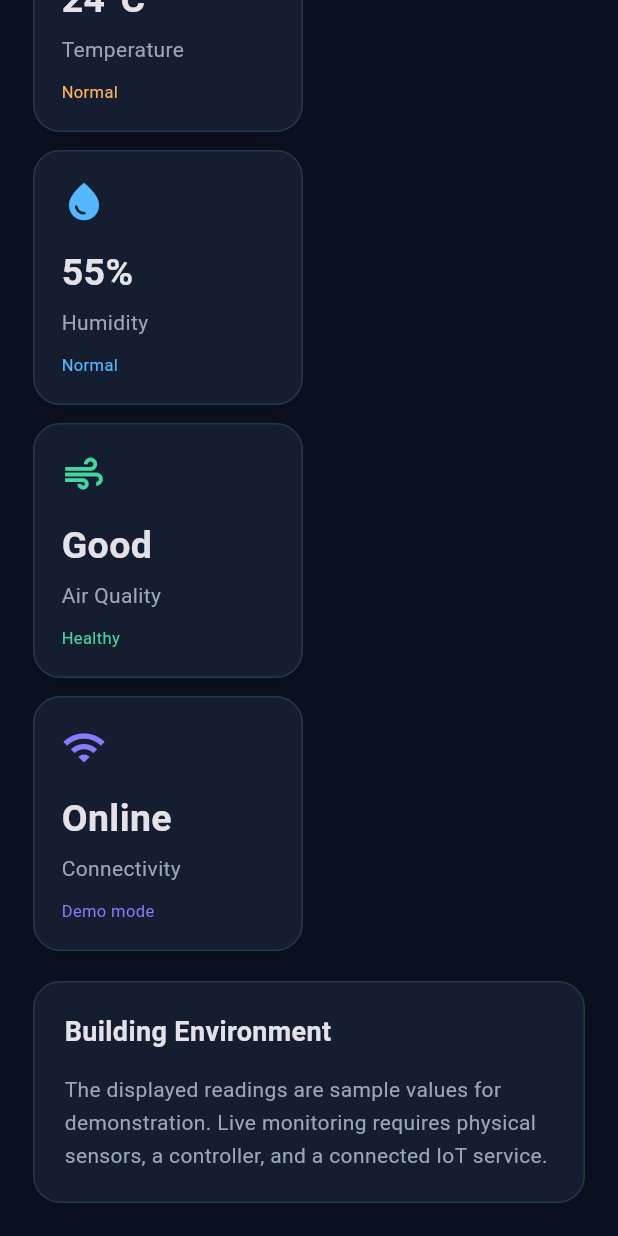
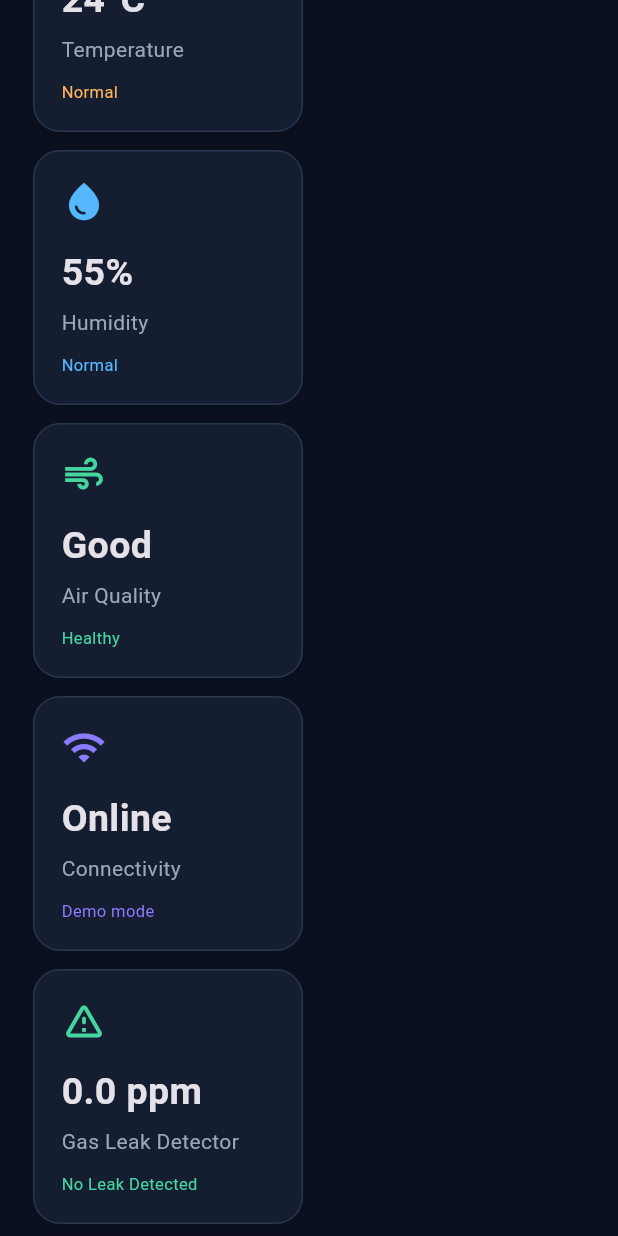
Before and after one commit to Nahid4169/Smart-Dormitory, a Flutter app: the MonitoringPage widget shown alone on an empty page, opened directly, scrolled down 186 dp, on a phone screen of 412 x 824 dp. Run offline on Flutter 3.47's test engine with Material 3 defaults, Android fonts, the phone set to English and light mode, and no system bars; our stand-ins replace shared_preferences; accounts and stored records are empty.

Commit message:
Add gas leak detector and fire alarm system sensors to monitoring page

```diff
--- a/lib/pages/monitoring_page.dart
+++ b/lib/pages/monitoring_page.dart
@@ -41,6 +41,20 @@ class MonitoringPage extends StatelessWidget {
               Icons.wifi,
               purple,
               'Demo mode',
+            ),
+            sensorCard(
+              'Gas Leak Detector',
+              '0.0 ppm',
+              Icons.warning_amber_rounded,
+              green,
+              'No Leak Detected',
+            ),
+            sensorCard(
+              'Fire Alarm System',
+              'Standby',
+              Icons.local_fire_department_rounded,
+              green,
+              'System Armed',
             ),
           ],
         ),
```
